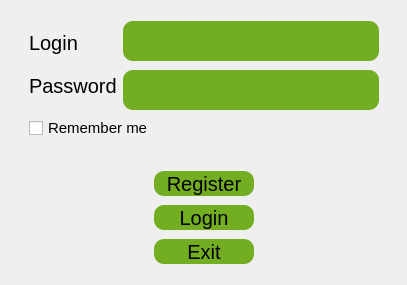
This is Lab2/Lab2_proj/ClientPart/mainwindow.ui in BohdanGunko/clientServetTcpIp as Qt 5 draws it before an edit. The edited form follows.
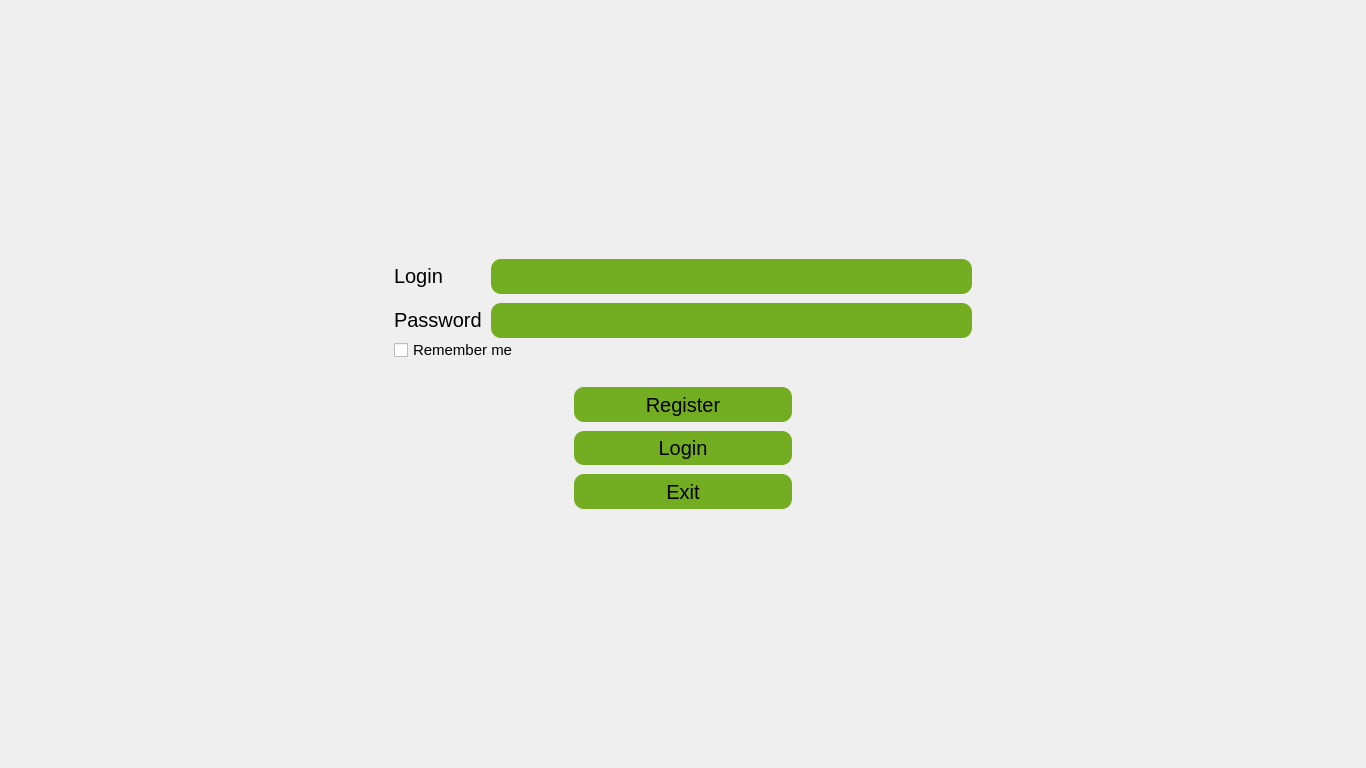
This is the edited form.

Commit message: 1080p incorrect resizing in login menu fixed

```diff
--- a/Lab2/Lab2_proj/ClientPart/mainwindow.ui
+++ b/Lab2/Lab2_proj/ClientPart/mainwindow.ui
@@ -6,10 +6,16 @@
    <rect>
     <x>0</x>
     <y>0</y>
-    <width>407</width>
-    <height>285</height>
+    <width>1366</width>
+    <height>768</height>
    </rect>
   </property>
+  <property name="maximumSize">
+   <size>
+    <width>16777215</width>
+    <height>16777215</height>
+   </size>
+  </property>
   <property name="windowTitle">
    <string>MainWindow</string>
   </property>
@@ -18,25 +24,18 @@
   </property>
   <widget class="QWidget" name="centralwidget">
    <layout class="QHBoxLayout" name="horizontalLayout_3">
-    <item>
-     <spacer name="horizontalSpacer">
-      <property name="orientation">
-       <enum>Qt::Horizontal</enum>
-      </property>
-      <property name="sizeHint" stdset="0">
-       <size>
-        <width>0</width>
-        <height>0</height>
-       </size>
-      </property>
-     </spacer>
-    </item>
     <item>
      <widget class="QStackedWidget" name="stackedWidget">
       <property name="currentIndex">
        <number>0</number>
       </property>
       <widget class="QWidget" name="LoginMenu">
+       <property name="sizePolicy">
+        <sizepolicy hsizetype="Expanding" vsizetype="Expanding">
+         <horstretch>0</horstretch>
+         <verstretch>0</verstretch>
+        </sizepolicy>
+       </property>
        <property name="maximumSize">
         <size>
          <width>16777215</width>
@@ -85,15 +84,45 @@
 	font-family:&quot;Arial Rounded MT Bold&quot;;
 }</string>
        </property>
-       <layout class="QVBoxLayout" name="verticalLayout_4">
+       <layout class="QVBoxLayout" name="verticalLayout_4" stretch="1,1,1">
+        <property name="spacing">
+         <number>0</number>
+        </property>
+        <property name="leftMargin">
+         <number>0</number>
+        </property>
+        <property name="topMargin">
+         <number>0</number>
+        </property>
+        <property name="rightMargin">
+         <number>0</number>
+        </property>
+        <property name="bottomMargin">
+         <number>0</number>
+        </property>
         <item>
-         <spacer name="verticalSpacer">
+         <spacer name="verticalSpacer_8">
           <property name="orientation">
            <enum>Qt::Vertical</enum>
           </property>
-          <property name="sizeType">
-           <enum>QSizePolicy::Expanding</enum>
+          <property name="sizeHint" stdset="0">
+           <size>
+            <width>0</width>
+            <height>0</height>
+           </size>
           </property>
+         </spacer>
+        </item>
+        <item>
+         <layout class="QHBoxLayout" name="horizontalLayout_7" stretch="2,3,2">
+          <property name="sizeConstraint">
+           <enum>QLayout::SetDefaultConstraint</enum>
+          </property>
+          <item>
+           <spacer name="horizontalSpacer">
+            <property name="orientation">
+             <enum>Qt::Horizontal</enum>
+            </property>
           <property name="sizeHint" stdset="0">
            <size>
             <width>0</width>
@@ -103,26 +132,31 @@
          </spacer>
         </item>
         <item>
-         <layout class="QHBoxLayout" name="horizontalLayout">
+           <layout class="QVBoxLayout" name="verticalLayout_12" stretch="1,1,2">
+            <property name="spacing">
+             <number>0</number>
+            </property>
+            <property name="sizeConstraint">
+             <enum>QLayout::SetDefaultConstraint</enum>
+            </property>
+            <property name="topMargin">
+             <number>0</number>
+            </property>
+            <property name="bottomMargin">
+             <number>0</number>
+            </property>
           <item>
-           <layout class="QVBoxLayout" name="verticalLayout_2">
+             <layout class="QGridLayout" name="gridLayout_2" rowstretch="0,0" columnstretch="0,0" rowminimumheight="0,0" columnminimumwidth="0,0">
+              <property name="sizeConstraint">
+               <enum>QLayout::SetDefaultConstraint</enum>
+              </property>
+              <property name="topMargin">
+               <number>0</number>
+              </property>
             <property name="spacing">
              <number>9</number>
             </property>
-            <item>
-             <widget class="QLabel" name="LogLabel">
-              <property name="sizePolicy">
-               <sizepolicy hsizetype="Fixed" vsizetype="Fixed">
-                <horstretch>0</horstretch>
-                <verstretch>0</verstretch>
-               </sizepolicy>
-              </property>
-              <property name="text">
-               <string>Login</string>
-              </property>
-             </widget>
-            </item>
-            <item>
+              <item row="1" column="0">
              <widget class="QLabel" name="PassLable">
               <property name="sizePolicy">
                <sizepolicy hsizetype="Fixed" vsizetype="Fixed">
@@ -135,61 +169,62 @@
               </property>
              </widget>
             </item>
-           </layout>
-          </item>
-          <item>
-           <layout class="QVBoxLayout" name="verticalLayout">
-            <property name="spacing">
-             <number>9</number>
-            </property>
-            <property name="leftMargin">
-             <number>0</number>
-            </property>
-            <item>
+              <item row="0" column="0">
+               <widget class="QLabel" name="LogLabel">
+                <property name="sizePolicy">
+                 <sizepolicy hsizetype="Fixed" vsizetype="Fixed">
+                  <horstretch>0</horstretch>
+                  <verstretch>0</verstretch>
+                 </sizepolicy>
+                </property>
+                <property name="text">
+                 <string>Login</string>
+                </property>
+               </widget>
+              </item>
+              <item row="0" column="1">
              <widget class="QTextEdit" name="LogTextEdit">
               <property name="sizePolicy">
-               <sizepolicy hsizetype="Fixed" vsizetype="Fixed">
+                 <sizepolicy hsizetype="Expanding" vsizetype="Expanding">
                 <horstretch>0</horstretch>
                 <verstretch>0</verstretch>
                </sizepolicy>
               </property>
               <property name="minimumSize">
                <size>
-                <width>250</width>
+                  <width>350</width>
                 <height>35</height>
                </size>
               </property>
               <property name="maximumSize">
                <size>
-                <width>300</width>
-                <height>40</height>
+                  <width>500</width>
+                  <height>50</height>
                </size>
               </property>
              </widget>
             </item>
-            <item>
+              <item row="1" column="1">
              <widget class="QTextEdit" name="PassTextEdit">
               <property name="sizePolicy">
-               <sizepolicy hsizetype="Preferred" vsizetype="Fixed">
+                 <sizepolicy hsizetype="Expanding" vsizetype="Expanding">
                 <horstretch>0</horstretch>
                 <verstretch>0</verstretch>
                </sizepolicy>
               </property>
               <property name="minimumSize">
                <size>
-                <width>250</width>
+                  <width>350</width>
                 <height>35</height>
                </size>
               </property>
               <property name="maximumSize">
                <size>
-                <width>300</width>
-                <height>40</height>
+                  <width>500</width>
+                  <height>50</height>
                </size>
               </property>
              </widget>
-            </item>
-           </layout>
           </item>
          </layout>
         </item>
@@ -201,7 +236,7 @@
          </widget>
         </item>
         <item>
-         <layout class="QVBoxLayout" name="verticalLayout_3">
+             <layout class="QVBoxLayout" name="verticalLayout_3" stretch="0,0,0">
           <property name="spacing">
            <number>9</number>
           </property>
@@ -209,32 +244,35 @@
            <enum>QLayout::SetDefaultConstraint</enum>
           </property>
           <property name="leftMargin">
-           <number>125</number>
+               <number>180</number>
           </property>
           <property name="topMargin">
            <number>25</number>
           </property>
           <property name="rightMargin">
-           <number>125</number>
+               <number>180</number>
+              </property>
+              <property name="bottomMargin">
+               <number>0</number>
           </property>
           <item>
            <widget class="QPushButton" name="RegButton">
             <property name="sizePolicy">
-             <sizepolicy hsizetype="Preferred" vsizetype="MinimumExpanding">
+                 <sizepolicy hsizetype="Expanding" vsizetype="Expanding">
               <horstretch>0</horstretch>
               <verstretch>0</verstretch>
              </sizepolicy>
             </property>
             <property name="minimumSize">
              <size>
-              <width>50</width>
-              <height>25</height>
+                  <width>100</width>
+                  <height>27</height>
              </size>
             </property>
             <property name="maximumSize">
              <size>
-              <width>200</width>
-              <height>35</height>
+                  <width>300</width>
+                  <height>50</height>
              </size>
             </property>
             <property name="baseSize">
@@ -251,21 +289,21 @@
           <item>
            <widget class="QPushButton" name="LogButton">
             <property name="sizePolicy">
-             <sizepolicy hsizetype="Preferred" vsizetype="MinimumExpanding">
+                 <sizepolicy hsizetype="Expanding" vsizetype="Expanding">
               <horstretch>0</horstretch>
               <verstretch>0</verstretch>
              </sizepolicy>
             </property>
             <property name="minimumSize">
              <size>
-              <width>50</width>
-              <height>25</height>
+                  <width>100</width>
+                  <height>27</height>
              </size>
             </property>
             <property name="maximumSize">
              <size>
-              <width>200</width>
-              <height>35</height>
+                  <width>300</width>
+                  <height>50</height>
              </size>
             </property>
             <property name="text">
@@ -279,21 +317,21 @@
              <bool>true</bool>
             </property>
             <property name="sizePolicy">
-             <sizepolicy hsizetype="Preferred" vsizetype="MinimumExpanding">
+                 <sizepolicy hsizetype="Expanding" vsizetype="Expanding">
               <horstretch>0</horstretch>
               <verstretch>0</verstretch>
              </sizepolicy>
             </property>
             <property name="minimumSize">
              <size>
-              <width>50</width>
-              <height>25</height>
+                  <width>100</width>
+                  <height>27</height>
              </size>
             </property>
             <property name="maximumSize">
              <size>
-              <width>200</width>
-              <height>35</height>
+                  <width>300</width>
+                  <height>50</height>
              </size>
             </property>
             <property name="text">
@@ -303,14 +341,28 @@
           </item>
          </layout>
         </item>
+           </layout>
+          </item>
+          <item>
+           <spacer name="horizontalSpacer_2">
+            <property name="orientation">
+             <enum>Qt::Horizontal</enum>
+            </property>
+            <property name="sizeHint" stdset="0">
+             <size>
+              <width>0</width>
+              <height>0</height>
+             </size>
+            </property>
+           </spacer>
+          </item>
+         </layout>
+        </item>
         <item>
          <spacer name="verticalSpacer_3">
           <property name="orientation">
            <enum>Qt::Vertical</enum>
           </property>
-          <property name="sizeType">
-           <enum>QSizePolicy::Expanding</enum>
-          </property>
           <property name="sizeHint" stdset="0">
            <size>
             <width>0</width>
@@ -365,18 +417,28 @@
 }</string>
        </property>
        <layout class="QVBoxLayout" name="verticalLayout_9">
+        <item>
+         <widget class="QPushButton" name="pushButton_2">
+          <property name="maximumSize">
+           <size>
+            <width>25</width>
+            <height>25</height>
+           </size>
+          </property>
+          <property name="text">
+           <string>←</string>
+          </property>
+         </widget>
+        </item>
         <item>
          <spacer name="verticalSpacer_2">
           <property name="orientation">
            <enum>Qt::Vertical</enum>
           </property>
-          <property name="sizeType">
-           <enum>QSizePolicy::Expanding</enum>
-          </property>
           <property name="sizeHint" stdset="0">
            <size>
-            <width>0</width>
-            <height>35</height>
+            <width>20</width>
+            <height>40</height>
            </size>
           </property>
          </spacer>
@@ -606,19 +668,6 @@
       </widget>
      </widget>
     </item>
-    <item>
-     <spacer name="horizontalSpacer_2">
-      <property name="orientation">
-       <enum>Qt::Horizontal</enum>
-      </property>
-      <property name="sizeHint" stdset="0">
-       <size>
-        <width>0</width>
-        <height>0</height>
-       </size>
-      </property>
-     </spacer>
-    </item>
    </layout>
   </widget>
  </widget>
```
Lines whose indentation alone changed are shown as unchanged. The commit also changes 4 other files.
